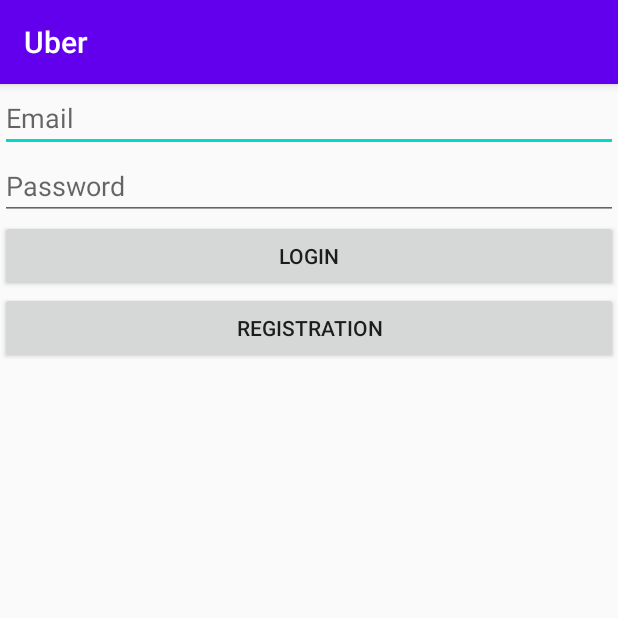
After one commit to MdTalatMahmud/Uber, an Android app: the DriverLoginActivity screen opened directly, with no data from a screen before it, on a phone screen of 412 x 824 dp, the top half of it. The commit adds this screen. Run offline under Robolectric (Android 15) with nearby library versions, the phone set to English and light mode, and no system bars; our stand-ins replace Firebase (no records; nobody signed in at launch, a user with empty details on screens opened directly).

Commit message:
update 2

```diff
--- a/app/build.gradle
+++ b/app/build.gradle
@@ -31,5 +31,11 @@ dependencies {
     testImplementation 'junit:junit:4.12'
     androidTestImplementation 'androidx.test.ext:junit:1.1.1'
     androidTestImplementation 'androidx.test.espresso:espresso-core:3.2.0'
+    // Add the Firebase SDK for Google Analytics
+    implementation 'com.google.firebase:firebase-analytics:17.2.3'
+    implementation 'com.google.firebase:firebase-database:19.2.1'
+    implementation 'com.google.firebase:firebase-auth:19.3.0'
+
+
 }
 apply plugin: 'com.google.gms.google-services'
--- a/app/src/main/AndroidManifest.xml
+++ b/app/src/main/AndroidManifest.xml
@@ -9,6 +9,7 @@
         android:roundIcon="@mipmap/ic_launcher_round"
         android:supportsRtl="true"
         android:theme="@style/AppTheme">
+        <activity android:name=".DriverLoginActivity"></activity>
         <activity android:name=".MainActivity">
             <intent-filter>
                 <action android:name="android.intent.action.MAIN" />
--- /dev/null
+++ b/app/src/main/java/com/example/uber/DriverLoginActivity.java
@@ -0,0 +1,40 @@
+package com.example.uber;
+
+import androidx.annotation.NonNull;
+import androidx.appcompat.app.AppCompatActivity;
+
+import android.os.Bundle;
+import android.widget.Button;
+import android.widget.EditText;
+
+import com.google.firebase.auth.FirebaseAuth;
+
+public class DriverLoginActivity extends AppCompatActivity {
+
+    private EditText mEmail, mPassword;
+    private Button mLogin, mRegistration;
+
+    private FirebaseAuth mAuth;
+    private FirebaseAuth.AuthStateListener firebaseAuthListener;
+
+    @Override
+    protected void onCreate(Bundle savedInstanceState) {
+        super.onCreate(savedInstanceState);
+        setContentView(R.layout.activity_driver_login);
+
+        mAuth = FirebaseAuth.getInstance();
+
+        firebaseAuthListener = new FirebaseAuth.AuthStateListener() {
+            @Override
+            public void onAuthStateChanged(@NonNull FirebaseAuth firebaseAuth) {
+
+            }
+        };
+
+        mEmail=(EditText) findViewById(R.id.email);
+        mPassword=(EditText) findViewById(R.id.password);
+
+        mLogin=(Button) findViewById(R.id.login);
+        mRegistration=(Button) findViewById(R.id.registration);
+    }
+}
--- a/app/src/main/java/com/example/uber/MainActivity.java
+++ b/app/src/main/java/com/example/uber/MainActivity.java
@@ -2,13 +2,31 @@ package com.example.uber;
 
 import androidx.appcompat.app.AppCompatActivity;
 
+import android.content.Intent;
 import android.os.Bundle;
+import android.view.View;
+import android.widget.Button;
 
 public class MainActivity extends AppCompatActivity {
+
+    private Button mDriver, mCustomer;
 
     @Override
     protected void onCreate(Bundle savedInstanceState) {
         super.onCreate(savedInstanceState);
         setContentView(R.layout.activity_main);
+
+        mDriver=(Button)findViewById(R.id.driver);
+        mCustomer=(Button)findViewById(R.id.customer);
+
+        mDriver.setOnClickListener(new View.OnClickListener() {
+            @Override
+            public void onClick(View v) {
+                Intent intent = new Intent(MainActivity.this,DriverLoginActivity.class);
+                startActivity(intent);
+                finish();
+                return;
+            }
+        });
     }
 }
--- /dev/null
+++ b/app/src/main/res/layout/activity_driver_login.xml
@@ -0,0 +1,34 @@
+<?xml version="1.0" encoding="utf-8"?>
+<LinearLayout xmlns:android="http://schemas.android.com/apk/res/android"
+    xmlns:app="http://schemas.android.com/apk/res-auto"
+    xmlns:tools="http://schemas.android.com/tools"
+    android:layout_width="match_parent"
+    android:layout_height="match_parent"
+    android:orientation="vertical"
+    tools:context=".DriverLoginActivity">
+
+    <EditText
+        android:id="@+id/email"
+        android:layout_width="match_parent"
+        android:layout_height="wrap_content"
+        android:hint="Email"/>
+
+    <EditText
+        android:id="@+id/password"
+        android:layout_width="match_parent"
+        android:layout_height="wrap_content"
+        android:hint="Password"/>
+
+    <Button
+        android:id="@+id/login"
+        android:layout_width="match_parent"
+        android:layout_height="wrap_content"
+        android:text="Login"/>
+
+    <Button
+        android:id="@+id/registration"
+        android:layout_width="match_parent"
+        android:layout_height="wrap_content"
+        android:text="Registration"/>
+
+</LinearLayout>
```
